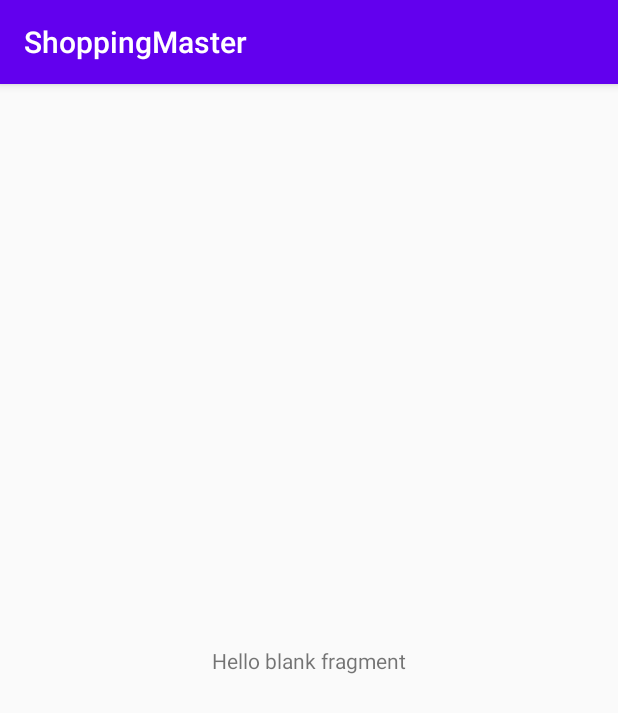
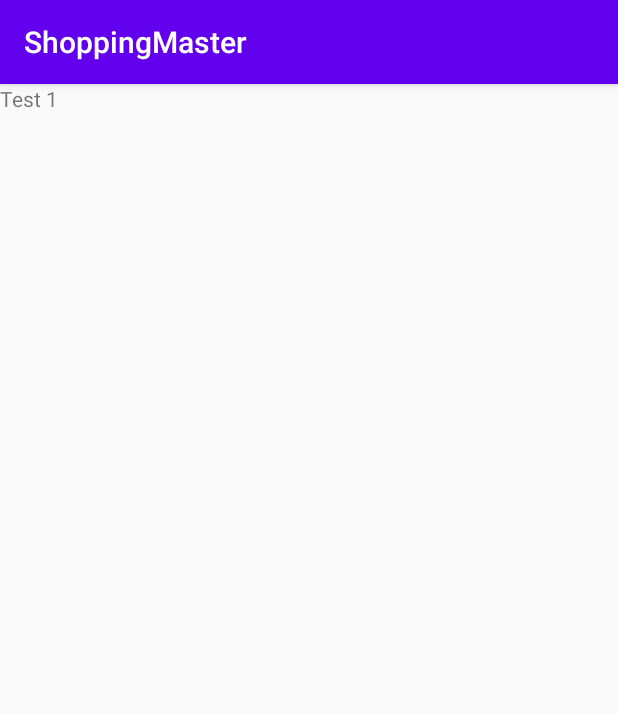
Before and after one commit to WastlSepp/ShoppingMaster, an Android app: the fragment TestFragment1 shown on its own in the app's theme, on a phone screen of 412 x 824 dp. Shown: the top 713 px of the screen. Run offline under Robolectric (Android 15) with nearby library versions, the phone set to English and light mode, and no system bars.

```diff
--- a/app/src/main/java/de/endlessgaming/shoppingmaster/MyItemRecyclerViewAdapter.java
+++ b/app/src/main/java/de/endlessgaming/shoppingmaster/MyListRecyclerViewAdapter.java
@@ -15,11 +15,11 @@ import java.util.List;
  * {@link RecyclerView.Adapter} that can display a {@link DummyItem}.
  * TODO: Replace the implementation with code for your data type.
  */
-public class MyItemRecyclerViewAdapter extends RecyclerView.Adapter<MyItemRecyclerViewAdapter.ViewHolder> {
+public class MyListRecyclerViewAdapter extends RecyclerView.Adapter<MyListRecyclerViewAdapter.ViewHolder> {
 
     private final List<DummyItem> mValues;
 
-    public MyItemRecyclerViewAdapter(List<DummyItem> items) {
+    public MyListRecyclerViewAdapter(List<DummyItem> items) {
         mValues = items;
     }
 
--- a/app/src/main/java/de/endlessgaming/shoppingmaster/BlankFragment.java
+++ b/app/src/main/java/de/endlessgaming/shoppingmaster/TestFragment1.java
@@ -2,8 +2,6 @@ package de.endlessgaming.shoppingmaster;
 
 import android.os.Bundle;
 
-import androidx.annotation.NonNull;
-import androidx.annotation.Nullable;
 import androidx.fragment.app.Fragment;
 
 import android.view.LayoutInflater;
@@ -12,10 +10,10 @@ import android.view.ViewGroup;
 
 /**
  * A simple {@link Fragment} subclass.
- * Use the {@link BlankFragment#newInstance} factory method to
+ * Use the {@link TestFragment1#newInstance} factory method to
  * create an instance of this fragment.
  */
-public class BlankFragment extends Fragment {
+public class TestFragment1 extends Fragment {
 
     // TODO: Rename parameter arguments, choose names that match
     // the fragment initialization parameters, e.g. ARG_ITEM_NUMBER
@@ -26,7 +24,7 @@ public class BlankFragment extends Fragment {
     private String mParam1;
     private String mParam2;
 
-    public BlankFragment() {
+    public TestFragment1() {
         // Required empty public constructor
     }
 
@@ -36,11 +34,11 @@ public class BlankFragment extends Fragment {
      *
      * @param param1 Parameter 1.
      * @param param2 Parameter 2.
-     * @return A new instance of fragment BlankFragment.
+     * @return A new instance of fragment TestFragment.
      */
     // TODO: Rename and change types and number of parameters
-    public static BlankFragment newInstance(String param1, String param2) {
-        BlankFragment fragment = new BlankFragment();
+    public static TestFragment1 newInstance(String param1, String param2) {
+        TestFragment1 fragment = new TestFragment1();
         Bundle args = new Bundle();
         args.putString(ARG_PARAM1, param1);
         args.putString(ARG_PARAM2, param2);
@@ -61,11 +59,6 @@ public class BlankFragment extends Fragment {
     public View onCreateView(LayoutInflater inflater, ViewGroup container,
                              Bundle savedInstanceState) {
         // Inflate the layout for this fragment
-        return inflater.inflate(R.layout.fragment_blank, container, false);
-    }
-
-    @Override
-    public void onViewCreated(@NonNull View view, @Nullable Bundle savedInstanceState) {
-        super.onViewCreated(view, savedInstanceState);
+        return inflater.inflate(R.layout.fragment_test1, container, false);
     }
 }
--- a/app/src/main/res/layout/fragment_blank.xml
+++ /dev/null
@@ -1,22 +0,0 @@
-<?xml version="1.0" encoding="utf-8"?>
-<androidx.constraintlayout.widget.ConstraintLayout xmlns:android="http://schemas.android.com/apk/res/android"
-    xmlns:app="http://schemas.android.com/apk/res-auto"
-    xmlns:tools="http://schemas.android.com/tools"
-    android:layout_width="match_parent"
-    android:layout_height="match_parent"
-    tools:context=".BlankFragment">
-
-    <!-- TODO: Update blank fragment layout -->
-    <TextView
-        android:id="@+id/BlankFragment"
-        textSize="30sp"
-        android:layout_width="wrap_content"
-        android:layout_height="wrap_content"
-        android:text="@string/hello_blank_fragment"
-        app:layout_constraintBottom_toBottomOf="parent"
-        app:layout_constraintEnd_toEndOf="parent"
-        app:layout_constraintHorizontal_bias="0.5"
-        app:layout_constraintStart_toStartOf="parent"
-        app:layout_constraintTop_toTopOf="parent" />
-
-</androidx.constraintlayout.widget.ConstraintLayout>
--- a/app/src/main/res/layout/fragment_item_list.xml
+++ b/app/src/main/res/layout/fragment_item_list.xml
@@ -3,11 +3,11 @@
     xmlns:app="http://schemas.android.com/apk/res-auto"
     xmlns:tools="http://schemas.android.com/tools"
     android:id="@+id/list"
-    android:name="de.endlessgaming.shoppingmaster.ItemFragment"
+    android:name="de.endlessgaming.shoppingmaster.ListFragment"
     android:layout_width="match_parent"
     android:layout_height="match_parent"
     android:layout_marginLeft="16dp"
     android:layout_marginRight="16dp"
     app:layoutManager="LinearLayoutManager"
-    tools:context=".ItemFragment"
+    tools:context=".ListFragment"
     tools:listitem="@layout/fragment_item" />
--- /dev/null
+++ b/app/src/main/res/layout/fragment_test1.xml
@@ -0,0 +1,14 @@
+<?xml version="1.0" encoding="utf-8"?>
+<FrameLayout xmlns:android="http://schemas.android.com/apk/res/android"
+    xmlns:tools="http://schemas.android.com/tools"
+    android:layout_width="match_parent"
+    android:layout_height="match_parent"
+    tools:context=".TestFragment1">
+
+    <!-- TODO: Update blank fragment layout -->
+    <TextView
+        android:layout_width="match_parent"
+        android:layout_height="match_parent"
+        android:text="@string/test_fragment_1_text" />
+
+</FrameLayout>
--- a/app/src/main/res/values/strings.xml
+++ b/app/src/main/res/values/strings.xml
@@ -2,6 +2,8 @@
     <string name="app_name">ShoppingMaster</string>
     <string name="tab_text_1">Listen</string>
     <string name="tab_text_2">Tab 2</string>
-    <!-- TODO: Remove or change this placeholder text -->
-    <string name="hello_blank_fragment">Hello blank fragment</string>
+
+    <!-- Test Fragments -->
+    <string name="test_fragment_1_text">Test 1</string>
+    <string name="test_fragment_2_text">Test 2</string>
 </resources>
```
Also changed, not shown: app/src/main/java/de/endlessgaming/shoppingmaster/ListFragment.java (renamed from app/src/main/java/de/endlessgaming/shoppingmaster/ItemFragment.java, +5 -5 lines), app/src/main/java/de/endlessgaming/shoppingmaster/MainActivity.java (+6 -1 lines), app/src/main/java/de/endlessgaming/shoppingmaster/TestFragment2.java (added, +63 -0 lines), app/src/main/res/layout/fragment_test2.xml (added, +14 -0 lines).
